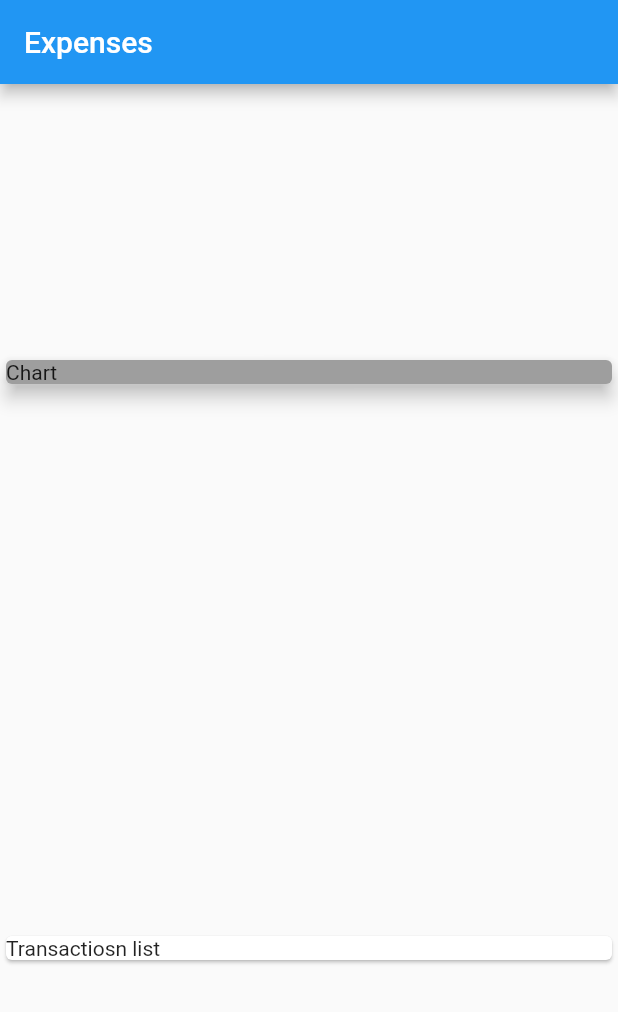
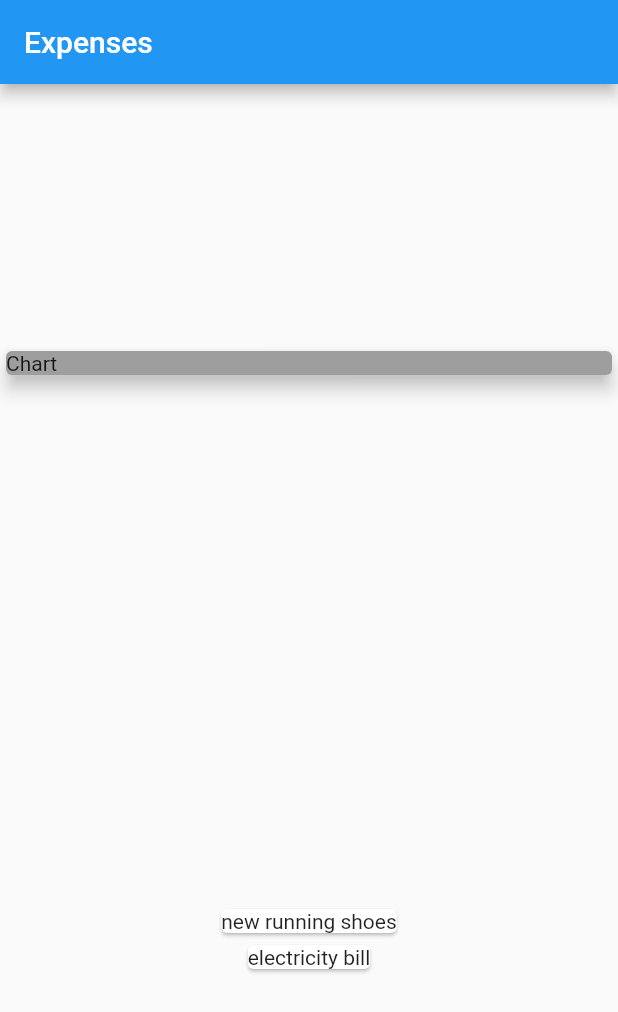
Before and after one commit to IsmaelCardoso/personal_expense_flutter_exemple, a Flutter app: the screen it shows after launch, on a phone screen of 412 x 824 dp. Shown: the top 1012 px of the screen. Run offline on Flutter 3.47's test engine with Material 2 defaults, Android fonts, the phone set to English and light mode, and no system bars; missing offline and left inert: dart:ffi.

Commit message:
chore(main):  implemented Map fro widget

```diff
--- a/lib/main.dart
+++ b/lib/main.dart
@@ -48,8 +48,12 @@ class MyHomePage extends StatelessWidget {
               elevation: 5,
             ),
           ),
-          Card(
-            child: Text("Transactiosn list"),
+          Column(
+            children: _transactions
+                .map((transaction) => Card(
+                      child: Text(transaction.title),
+                    ))
+                .toList(),
           ),
         ],
       ),
```
